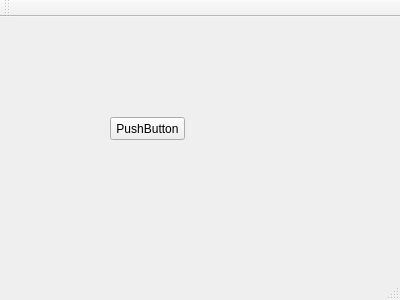
zsmfashi/NSIR-18.10.23, file mainwindow.ui: the form before one commit.
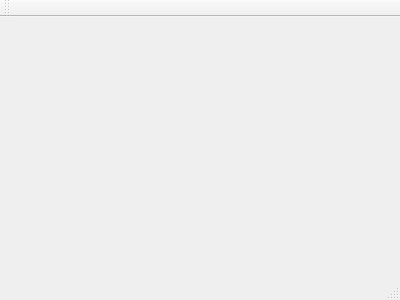
The form after the commit.

```diff
--- a/mainwindow.ui
+++ b/mainwindow.ui
@@ -13,21 +13,7 @@
   <property name="windowTitle">
    <string>MainWindow</string>
   </property>
-  <widget class="QWidget" name="centralWidget">
-   <widget class="QPushButton" name="pushButton">
-    <property name="geometry">
-     <rect>
-      <x>110</x>
-      <y>100</y>
-      <width>75</width>
-      <height>23</height>
-     </rect>
-    </property>
-    <property name="text">
-     <string>PushButton</string>
-    </property>
-   </widget>
-  </widget>
+  <widget class="QWidget" name="centralWidget"/>
   <widget class="QMenuBar" name="menuBar">
    <property name="geometry">
     <rect>
```
Left out of the diff: 2 changed lines with no effect on the pictures.
